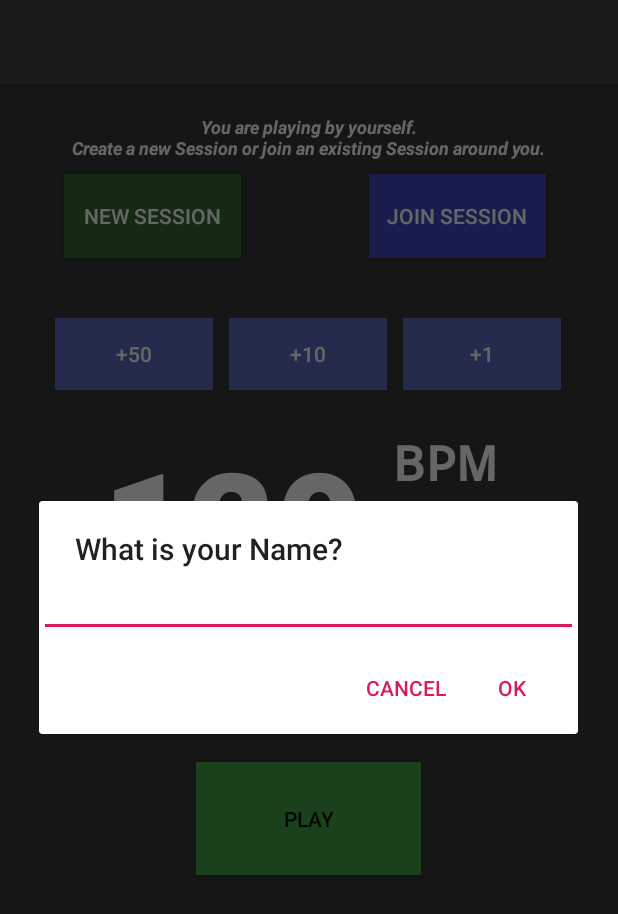
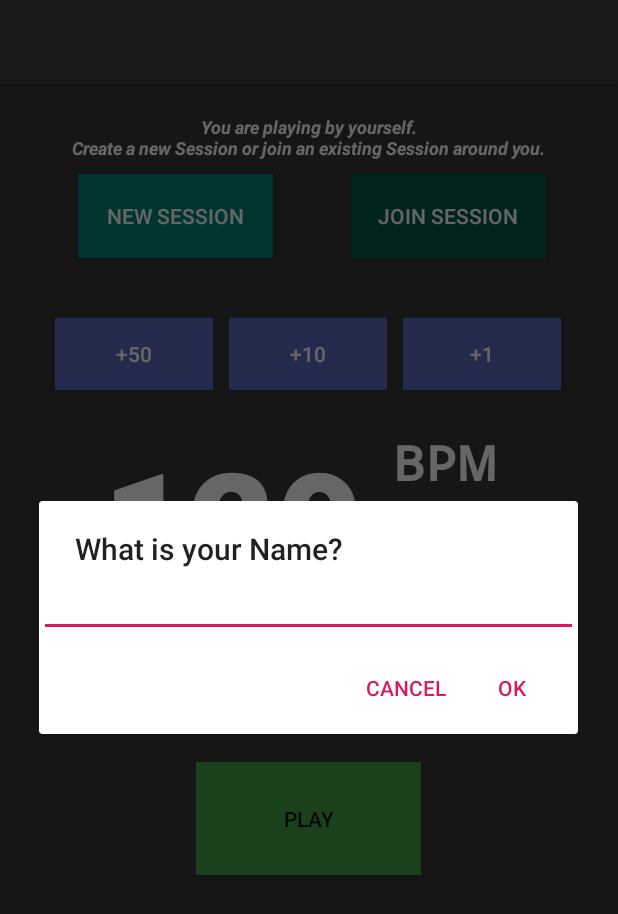
Before and after one commit to barjuandavis/wesync_kotlin, an Android app: the screen it shows after launch (MainActivity), after a tap on "NEW SESSION", on a phone screen of 412 x 824 dp. Shown: the top 914 px of the screen. Run offline under Robolectric (Android 15) with nearby library versions, the phone set to English and light mode, and no system bars; our stand-ins replace data binding; 5 statements that could not run were skipped.

Commit message:
5/11/2019

```diff
--- a/app/build.gradle
+++ b/app/build.gradle
@@ -11,8 +11,8 @@ android {
     buildToolsVersion "29.0.2"
     defaultConfig {
         applicationId "com.wesync"
-        minSdkVersion 22
-        targetSdkVersion 28
+        minSdkVersion 19
+        targetSdkVersion 29
         versionCode 1
         versionName "1.0"
         testInstrumentationRunner "androidx.test.runner.AndroidJUnitRunner"
--- a/app/src/main/java/com/wesync/SharedViewModel.kt
+++ b/app/src/main/java/com/wesync/SharedViewModel.kt
@@ -1,8 +1,41 @@
 package com.wesync
 
+import androidx.lifecycle.LiveData
 import androidx.lifecycle.MutableLiveData
 import androidx.lifecycle.ViewModel
+import com.wesync.util.UserTypes
 
 class SharedViewModel: ViewModel() {
-    val config = MutableLiveData<Long>()
+
+    val config                           = MutableLiveData<Long>()
+    private val _session                 = MutableLiveData<String>("MusicDirector")
+    private val _userType                = MutableLiveData<UserTypes>(UserTypes.SOLO)
+    private val _isAdvertising           = MutableLiveData<Boolean>(false)
+        val isAdvertising: LiveData<Boolean> = _isAdvertising
+        val userTypes: LiveData<UserTypes>  = _userType
+
+
+    fun onJoinSession() {
+        _userType.value = UserTypes.SLAVE
+    }
+
+    fun endSession() {
+        _userType.value = UserTypes.SOLO
+    }
+
+    fun onNewSession(sessionName: String?) {
+        if (sessionName != null && sessionName.isNotEmpty()) {
+            _session.value = sessionName
+        } else {
+            _session.value = "MusicDirector"
+        }
+        _userType.value = UserTypes.SESSION_HOST
+    }
+
+    fun toggleAdvertise() {
+        val p = _isAdvertising.value
+        _isAdvertising.value = !p!!
+    }
+
+    fun getSessionName() = _session.value
 }
--- a/app/src/main/java/com/wesync/connection/callbacks/MyConnectionLifecycleCallback.kt
+++ b/app/src/main/java/com/wesync/connection/callbacks/MyConnectionLifecycleCallback.kt
@@ -23,7 +23,7 @@ class MyConnectionLifecycleCallback(private val context: Context,private val pay
                 // The user canceled, so we should reject the connection.
                 Nearby.getConnectionsClient(context).rejectConnection(endpointId)
             }
-            .setIcon(android.R.drawable.ic_dialog_alert)
+            .setIcon(android.R.drawable.ic_dialog_info)
             .show()
     }
     override fun onConnectionResult(endpointId: String, result: ConnectionResolution) {
--- a/app/src/main/java/com/wesync/metronome/MetronomeService.kt
+++ b/app/src/main/java/com/wesync/metronome/MetronomeService.kt
@@ -3,6 +3,7 @@ package com.wesync.metronome
 import android.content.Intent
 import android.app.Service
 import android.os.*
+import android.util.Log
 import androidx.lifecycle.Lifecycle
 import androidx.lifecycle.LifecycleService
 import com.wesync.MainActivity
@@ -24,7 +25,8 @@ class MetronomeService: LifecycleService() {
 
     override fun onBind(p0: Intent): IBinder? {
         super.onBind(p0)
-        handlerThread = TickHandlerThread(this.applicationContext)
+        //Log.d("clientBinding","client is BINDING - MetronomeService")
+        handlerThread = TickHandlerThread(applicationContext)
         handlerThread.start()
         return this.binder
     }
@@ -34,6 +36,7 @@ class MetronomeService: LifecycleService() {
         cleanup()
     }
     override fun onUnbind(intent: Intent?): Boolean {
+       // Log.d("clientBinding","client is UNBINDING - MetronomeService")
         cleanup()
         return super.onUnbind(intent)
     }
--- a/app/src/main/java/com/wesync/ui/main/MetronomeFragment.kt
+++ b/app/src/main/java/com/wesync/ui/main/MetronomeFragment.kt
@@ -11,6 +11,7 @@ import android.view.LayoutInflater
 import android.view.View
 import android.view.ViewGroup
 import android.widget.EditText
+import androidx.core.content.ContextCompat
 import androidx.databinding.DataBindingUtil
 import androidx.lifecycle.Observer
 import androidx.navigation.findNavController
@@ -21,20 +22,16 @@ import com.wesync.connection.ConnectionManagerService
 import com.wesync.databinding.MetronomeFragmentBinding
 import com.wesync.util.ConnectionCodes
 import com.wesync.util.ServiceSubscriber
-
-
-
-
-
+import com.wesync.util.UserTypes
 
 class MetronomeFragment : Fragment() {
 
-    private lateinit var viewModel: MetronomeViewModel
-    private lateinit var sharedViewModel: SharedViewModel
-    private lateinit var binding: MetronomeFragmentBinding
-    private lateinit var subscriber: ServiceSubscriber
-    private var mService: MetronomeService? = null
-    private var mCService: ConnectionManagerService? = null
+    private lateinit var viewModel          : MetronomeViewModel
+    private lateinit var sharedViewModel    : SharedViewModel
+    private lateinit var binding            : MetronomeFragmentBinding
+    private lateinit var subscriber         : ServiceSubscriber
+    private var mService                    : MetronomeService? = null
+    private var mCService                   : ConnectionManagerService? = null
 
     override fun onCreateView(inflater: LayoutInflater, container: ViewGroup?, savedInstanceState: Bundle?): View? {
        binding = DataBindingUtil.inflate(inflater,R.layout.metronome_fragment,container,false)
@@ -74,26 +71,58 @@ class MetronomeFragment : Fragment() {
         subscribeToViewModel()
     }
     private fun subscribeToViewModel() {
-        viewModel.bpm.observe(this, Observer<Long>{
+        viewModel.bpm.observe(this, Observer {
             try {
                 mService?.onBPMChanged(it)
                 sharedViewModel.config.value = it
             }
             catch (e: Exception) {}
         })
-        viewModel.isPlaying.observe( this, Observer<Boolean> { try {
+        viewModel.isPlaying.observe( this, Observer { try {
             Log.d("playObserver","playObserved:$it")
             if (it) {
                 binding.playButton.setText(R.string.stop_button)
-                binding.playButton.setBackgroundColor(resources.getColor(R.color.colorStop))
+                binding.playButton.setBackgroundColor(ContextCompat.getColor(context!!, R.color.colorStop))
             } else {
                 binding.playButton.setText(R.string.play_button)
-                binding.playButton.setBackgroundColor(resources.getColor(R.color.colorPlay))
+                binding.playButton.setBackgroundColor(ContextCompat.getColor(context!!, R.color.colorPlay))
             }
             mService?.onPlay()
-        } catch (e: Exception) {
-            Log.d("playObserver", "Preparing...")
-        }})
+        } catch (e: Exception) {Log.d("playObserver", "Preparing...")}})
+        sharedViewModel.userTypes.observe(this, Observer {
+            @Suppress("WHEN_ENUM_CAN_BE_NULL_IN_JAVA")
+            when (it) {
+                UserTypes.SOLO -> {
+                    binding.newSession.text = resources.getString(R.string.new_session)
+                    binding.newSession.setBackgroundColor(ContextCompat.getColor(context!!,R.color.colorPrimary))
+                    binding.joinSession.text = resources.getString(R.string.join_session)
+                    binding.joinSession.setBackgroundColor(ContextCompat.getColor(context!!,R.color.colorPrimaryDark))
+                    binding.notification.text =
+                        resources.getString(R.string.not_connected)
+                    if (sharedViewModel.isAdvertising.value == true) sharedViewModel.toggleAdvertise()
+                }
+                UserTypes.SESSION_HOST -> {
+                    binding.notification.text =
+                        resources.getString(R.string.current_session, sharedViewModel.getSessionName())
+                    binding.newSession.text = resources.getString(R.string.dismiss_session)
+                    binding.newSession.setBackgroundColor(ContextCompat.getColor(context!!,R.color.colorStop))
+                    if (sharedViewModel.isAdvertising.value == false) sharedViewModel.toggleAdvertise()
+                }
+                UserTypes.SLAVE -> TODO("lupa mau ngapain")
+            }
+        })
+        sharedViewModel.isAdvertising.observe(this, Observer {
+            if (sharedViewModel.userTypes.value == UserTypes.SESSION_HOST) {
+                if (it) {
+                    binding.joinSession.setText(R.string.advertising)
+                    binding.joinSession.setBackgroundColor(ContextCompat.getColor(context!!,R.color.colorStop))
+                }
+                else {
+                    binding.joinSession.setText(R.string.not_advertising)
+                    binding.joinSession.setBackgroundColor(ContextCompat.getColor(context!!,R.color.colorPlay))
+                }
+            }
+        })
         binding.newSession.setOnClickListener(OnConnectionFragmentClickListener())
         binding.joinSession.setOnClickListener(OnConnectionFragmentClickListener())
     }
@@ -103,28 +132,10 @@ class MetronomeFragment : Fragment() {
             val args: Int
             when (v.id) {
                 R.id.new_session -> {
-                    val builder = AlertDialog.Builder(context)
-                    builder.setTitle("What is your Name?")
-                    val input = EditText(context)
-                    input.inputType = InputType.TYPE_CLASS_TEXT
-                    builder.setView(input)
-                    builder.setPositiveButton("OK") { _, _ ->
-                        viewModel.onNewSessionClicked(input.text?.toString())
-                        binding.notification.text = "This is ${viewModel.getSessionName()}'s Session."
-                        binding.newSession.visibility = View.GONE
-                        binding.joinSession.visibility = View.GONE
-                        if (viewModel.isPlaying.value!!) viewModel.onPlayClicked()
-                    }
-                    builder.setNegativeButton("Cancel") {dialog,_ ->dialog.cancel() }
-                    builder.show()
-                    //mCService.startAdvertising()
+                     onNewSessionButtonClicked()
                 }
                 R.id.join_session -> {
-                    args = ConnectionCodes.JOIN_SESSION.v
-                    val action = MetronomeFragmentDirections.
-                        actionMetronomeFragmentToConnectionFragment()
-                    action.connectionType = args
-                    v.findNavController().navigate(action)
+                    onJoinSessionButtonClicked(v)
                 }
             }
         }
@@ -133,4 +144,42 @@ class MetronomeFragment : Fragment() {
     private fun doUnbindService() {
        subscriber.unsubscribe()
     }
+
+    private fun onNewSessionButtonClicked() {
+        if (sharedViewModel.userTypes.value == UserTypes.SOLO) {
+            val builder = AlertDialog.Builder(context)
+            builder.setTitle("What is your Name?")
+            val input = EditText(context)
+            input.inputType = InputType.TYPE_CLASS_TEXT
+            builder.setView(input)
+            builder.setPositiveButton("OK") { _, _ ->
+                sharedViewModel.onNewSession(input.text?.toString()) //TODO: PERHATIKANNNNN INIII
+                if (viewModel.isPlaying.value!!) viewModel.onPlayClicked()
+            }
+            builder.setNegativeButton("Cancel") { dialog, _ -> dialog.cancel() }
+            builder.show()
+        }
+        else if (sharedViewModel.userTypes.value == UserTypes.SESSION_HOST) {
+            val builder = AlertDialog.Builder(context)
+            builder.setTitle("Are you sure want to end this Session?")
+            builder.setPositiveButton("OK") { _, _ ->
+                sharedViewModel.endSession() //TODO: PERHATIKANNNNN INIII
+                if (viewModel.isPlaying.value!!) viewModel.onPlayClicked()
+            }
+            builder.setNegativeButton("Cancel") { dialog, _ -> dialog.cancel() }
+            builder.show()
+        }
+    }
+    private fun onJoinSessionButtonClicked(v: View?) {
+        if (sharedViewModel.userTypes.value == UserTypes.SOLO) {
+            val args: Int = ConnectionCodes.JOIN_SESSION.v
+            val action = MetronomeFragmentDirections.
+                actionMetronomeFragmentToConnectionFragment()
+            action.connectionType = args
+            v!!.findNavController().navigate(action)
+        }
+        else if (sharedViewModel.userTypes.value == UserTypes.SESSION_HOST) {
+            sharedViewModel.toggleAdvertise()
+        }
+    }
 }
--- a/app/src/main/res/layout/metronome_fragment.xml
+++ b/app/src/main/res/layout/metronome_fragment.xml
@@ -60,14 +60,30 @@
             app:layout_constraintTop_toBottomOf="@+id/plus_layout" />
 
         <Button
+            android:id="@+id/new_session"
+            android:layout_width="130sp"
+            android:layout_height="56dp"
+            android:layout_marginStart="48sp"
+            android:layout_marginBottom="40sp"
+            android:layout_weight="1"
+            android:background="@color/colorPrimary"
+            android:text="@string/new_session"
+            android:textColor="#ffffff"
+            app:layout_constraintBottom_toTopOf="@+id/plus_layout"
+            app:layout_constraintEnd_toStartOf="@+id/join_session"
+            app:layout_constraintHorizontal_bias="0.076"
+            app:layout_constraintStart_toStartOf="parent"
+            app:layout_constraintTop_toTopOf="parent"
+            app:layout_constraintVertical_bias="1.0" />
+
+        <Button
             android:id="@+id/join_session"
-            android:layout_width="118dp"
+            android:layout_width="130sp"
             android:layout_height="56dp"
-            android:layout_marginEnd="48dp"
-            android:layout_marginBottom="40dp"
+            android:layout_marginEnd="48sp"
+            android:layout_marginBottom="40sp"
             android:layout_weight="1"
-            android:background="@color/colorSubtractTempo"
-            android:backgroundTint="#3C4AC4"
+            android:background="@color/colorPrimaryDark"
             android:text="@string/join_session"
             android:textColor="#ffffff"
             app:layout_constraintBottom_toTopOf="@+id/plus_layout"
@@ -107,7 +123,6 @@
                 android:layout_margin="5sp"
                 android:layout_weight="1"
                 android:background="@color/colorSubtractTempo"
-                android:backgroundTint="@color/colorSubtractTempo"
                 android:onClick="@{() -> viewmodel.modifyBPM(-10)}"
                 android:text="@string/minus_10"
                 android:textColor="#ffffff"
@@ -216,23 +231,6 @@
             app:layout_constraintTop_toTopOf="@+id/bpm_textView"
             app:layout_constraintVertical_bias="1.0" />
 
-        <Button
-            android:id="@+id/new_session"
-            android:layout_width="118dp"
-            android:layout_height="56dp"
-            android:layout_marginStart="36dp"
-            android:layout_marginBottom="40dp"
-            android:layout_weight="1"
-            android:background="@color/colorSubtractTempo"
-            android:backgroundTint="#32692F"
-            android:text="@string/new_session"
-            android:textColor="#ffffff"
-            app:layout_constraintBottom_toTopOf="@+id/plus_layout"
-            app:layout_constraintEnd_toStartOf="@+id/join_session"
-            app:layout_constraintHorizontal_bias="0.076"
-            app:layout_constraintStart_toStartOf="parent"
-            app:layout_constraintTop_toTopOf="parent"
-            app:layout_constraintVertical_bias="1.0" />
 
     </androidx.constraintlayout.widget.ConstraintLayout>
 </layout>
--- a/app/src/main/res/values/colors.xml
+++ b/app/src/main/res/values/colors.xml
@@ -9,4 +9,5 @@
     <color name="colorSubtractTempo">#EF5350</color>
     <color name="colorPlay">#43A047</color>
     <color name="colorStop">#D81B60</color>
+    <color name="colorNewSession"></color>
 </resources>
--- a/app/src/main/res/values/strings.xml
+++ b/app/src/main/res/values/strings.xml
@@ -12,6 +12,9 @@
     <string name="new_session">New Session</string>
     <string name="join_session">Join Session</string>
     <string name="bpm_placeholder">120</string>
-    <string name="dismiss_session">Dismiss Session</string>
+    <string name="dismiss_session">End Session</string>
+    <string name="current_session">"This is %1$s's Session."</string>
+    <string name="advertising">STOP\naccepting user</string>
+    <string name="not_advertising">START\naccepting user</string>
     <string name="not_connected">You are playing by yourself.\nCreate a new Session or join an existing Session around you.</string>
 </resources>
```
Also changed, not shown: app/src/main/java/com/wesync/connection/ConnectionManagerService.kt (+7 -1 lines), app/src/main/java/com/wesync/metronome/TickHandlerThread.kt (+12 -3 lines), app/src/main/java/com/wesync/ui/main/MetronomeViewModel.kt (+1 -22 lines), app/src/main/java/com/wesync/util/Utility.kt (+4 -3 lines), 1 other file.
